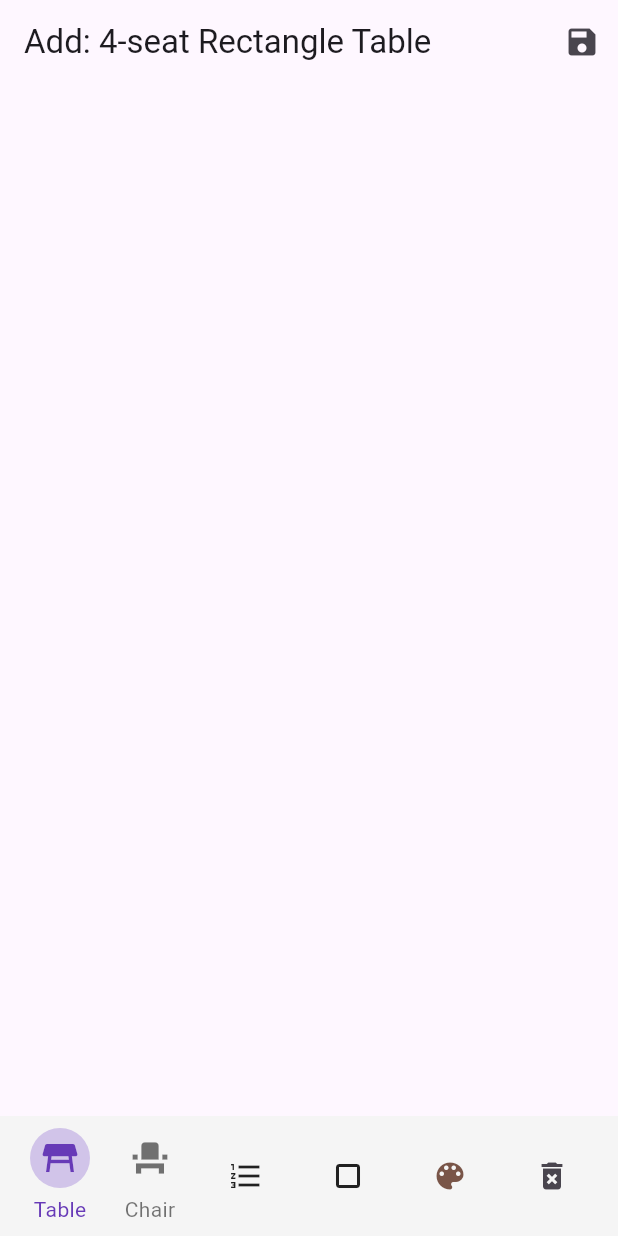
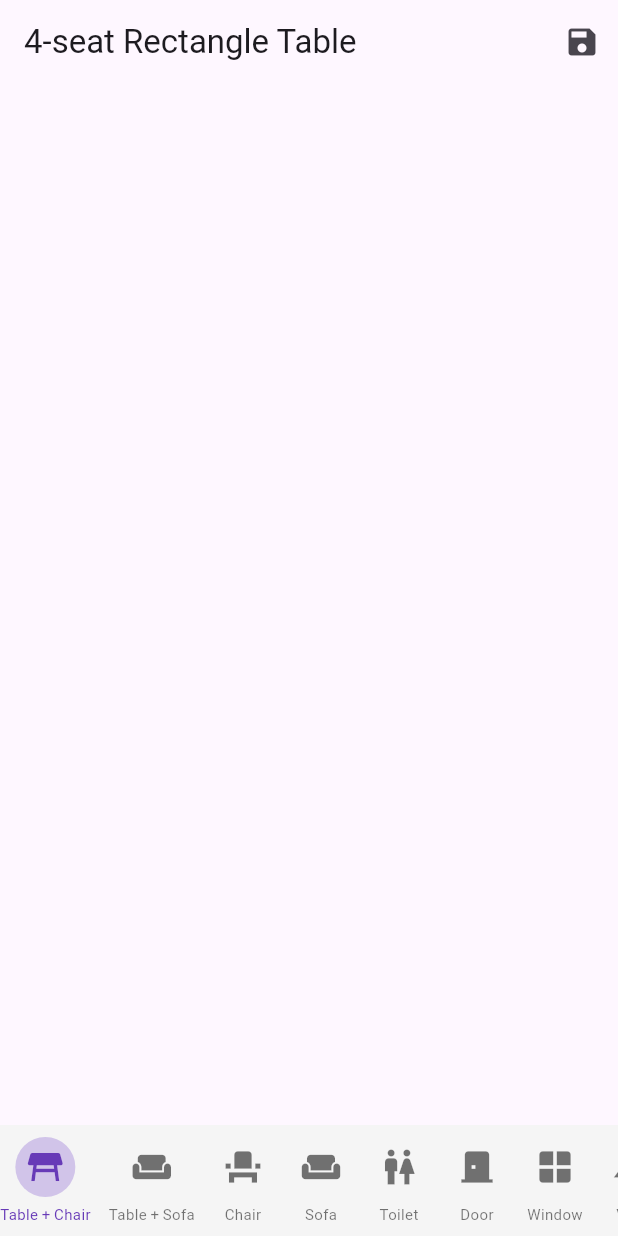
Before and after one commit to Mutei/autocad, a Flutter app: the screen it shows after launch, on a phone screen of 412 x 824 dp. Run offline on Flutter 3.47's test engine with Material 3 defaults, Android fonts, the phone set to English and light mode, and no system bars; our stand-ins replace material_design_icons_flutter.

Commit message:
third commit

```diff
--- a/lib/models/furniture_spot.dart
+++ b/lib/models/furniture_spot.dart
@@ -2,9 +2,17 @@
 
 import 'package:flutter/material.dart';
 
-enum FurnitureType { table, chair }
+/// What kind of spot this is.
+enum FurnitureType { table, seat, toilet, decoration }
 
+/// Shapes only for tables.
 enum TableShape { rectangle, square, circle }
+
+/// Chair vs. sofa styling.
+enum SeatType { chair, sofa }
+
+/// Decoration variants.
+enum DecorationType { door, window, view }
 
 class FurnitureSpot {
   final String id;
@@ -12,10 +20,24 @@ class FurnitureSpot {
   double y;
   double w; // normalized width
   double h; // normalized height
+
+  /// table, seat, toilet, or decoration
   FurnitureType type;
+
+  /// only for tables
   int capacity;
+
+  /// only for tables
   TableShape shape;
-  Color color; // <-- new
+
+  /// for seats and seats around tables
+  SeatType seatType;
+
+  /// only when type == decoration
+  DecorationType? decorationType;
+
+  /// tint/color
+  Color color;
 
   FurnitureSpot({
     required this.id,
@@ -26,6 +48,8 @@ class FurnitureSpot {
     required this.type,
     this.capacity = 1,
     this.shape = TableShape.rectangle,
-    this.color = const Color(0xFFB8860B), // default
+    this.seatType = SeatType.chair,
+    this.decorationType,
+    this.color = const Color(0xFFB8860B),
   });
 }
--- a/lib/screens/seat_map_builder_screen.dart
+++ b/lib/screens/seat_map_builder_screen.dart
@@ -18,6 +18,8 @@ class _SeatMapBuilderScreenState extends State<SeatMapBuilderScreen> {
   final uuid = const Uuid();
 
   FurnitureType _selectedType = FurnitureType.table;
+  SeatType _selectedSeatType = SeatType.chair;
+  DecorationType _selectedDecorationType = DecorationType.door;
   int _defaultCapacity = 4;
   TableShape _selectedShape = TableShape.rectangle;
   Color _selectedColor = Colors.brown;
@@ -34,7 +36,8 @@ class _SeatMapBuilderScreenState extends State<SeatMapBuilderScreen> {
     final y = (pos.dy / canvas.height).clamp(0.0, 1.0);
 
     double w, h;
-    if (_selectedType == FurnitureType.table) {
+    switch (_selectedType) {
+      case FurnitureType.table:
         final base = _tableSizes[_defaultCapacity]!;
         switch (_selectedShape) {
           case TableShape.square:
@@ -48,8 +51,32 @@ class _SeatMapBuilderScreenState extends State<SeatMapBuilderScreen> {
             w = base.width;
             h = base.height;
         }
-    } else {
-      w = h = 0.05;
+        break;
+
+      case FurnitureType.seat:
+        w = h = 0.1;
+        break;
+
+      case FurnitureType.toilet:
+        w = h = 0.08;
+        break;
+
+      case FurnitureType.decoration:
+        switch (_selectedDecorationType) {
+          case DecorationType.door:
+            w = 0.1;
+            h = 0.2;
+            break;
+          case DecorationType.window:
+            w = 0.15;
+            h = 0.1;
+            break;
+          case DecorationType.view:
+            w = 0.2;
+            h = 0.12;
+            break;
+        }
+        break;
     }
 
     _spots.add(FurnitureSpot(
@@ -63,6 +90,10 @@ class _SeatMapBuilderScreenState extends State<SeatMapBuilderScreen> {
       shape: _selectedType == FurnitureType.table
           ? _selectedShape
           : TableShape.rectangle,
+      seatType: _selectedSeatType,
+      decorationType: _selectedType == FurnitureType.decoration
+          ? _selectedDecorationType
+          : null,
       color: _selectedColor,
     ));
 
@@ -105,6 +136,8 @@ class _SeatMapBuilderScreenState extends State<SeatMapBuilderScreen> {
               'type': s.type.name,
               'shape': s.shape.name,
               'capacity': s.capacity,
+              'seatStyle': s.seatType.name,
+              'decoration': s.decorationType?.name,
               'x': s.x,
               'y': s.y,
               'w': s.w,
@@ -122,7 +155,15 @@ class _SeatMapBuilderScreenState extends State<SeatMapBuilderScreen> {
     return Scaffold(
       appBar: AppBar(
         title: Text(
-          'Add: ${_selectedType == FurnitureType.table ? '${_defaultCapacity}-seat ${_selectedShape.name.capitalize()} Table' : 'Chair'}',
+          switch (_selectedType) {
+            FurnitureType.table => '${_defaultCapacity}-seat '
+                '${_selectedShape.name.capitalize()} Table',
+            FurnitureType.seat =>
+              _selectedSeatType == SeatType.chair ? 'Chair' : 'Sofa',
+            FurnitureType.toilet => 'Toilet',
+            FurnitureType.decoration =>
+              _selectedDecorationType.name.capitalize(),
+          },
         ),
         actions: [
           IconButton(
@@ -135,30 +176,24 @@ class _SeatMapBuilderScreenState extends State<SeatMapBuilderScreen> {
       body: Column(
         children: [
           Expanded(
-            child: LayoutBuilder(
-              builder: (ctx, box) {
+            child: LayoutBuilder(builder: (ctx, box) {
               final canvas = Size(box.maxWidth, box.maxHeight);
               return GestureDetector(
                 behavior: HitTestBehavior.opaque,
                 onTapDown: (d) {
-                    final tapPos = d.localPosition;
-
-                    // don’t add if tapping an existing spot
-                    bool hitExisting = _spots.any((spot) {
+                  final pos = d.localPosition;
+                  final hit = _spots.any((s) {
                     final center = Offset(
-                        spot.x * canvas.width,
-                        spot.y * canvas.height,
+                      s.x * canvas.width,
+                      s.y * canvas.height,
                     );
-                      final halfW = spot.w * canvas.width / 2;
-                      final halfH = spot.h * canvas.height / 2;
-                      final rect = Rect.fromCenter(
-                          center: center, width: halfW * 2, height: halfH * 2);
-                      return rect.contains(tapPos);
+                    final halfW = s.w * canvas.width / 2;
+                    final halfH = s.h * canvas.height / 2;
+                    return Rect.fromCenter(
+                            center: center, width: halfW * 2, height: halfH * 2)
+                        .contains(pos);
                   });
-
-                    if (!hitExisting) {
-                      _addSpot(tapPos, canvas);
-                    }
+                  if (!hit) _addSpot(pos, canvas);
                 },
                 child: Stack(
                   children: _spots.map((spot) {
@@ -166,22 +201,24 @@ class _SeatMapBuilderScreenState extends State<SeatMapBuilderScreen> {
                       spot: spot,
                       canvasSize: canvas,
                       onUpdate: () => setState(() {}),
-                        onDelete: () {
-                          setState(() => _spots.remove(spot));
-                        },
+                      onDelete: () => setState(() => _spots.remove(spot)),
                     );
                   }).toList(),
                 ),
               );
-              },
-            ),
+            }),
           ),
           ToolBar(
             selectedType: _selectedType,
+            selectedSeatType: _selectedSeatType,
+            selectedDecorationType: _selectedDecorationType,
             selectedCapacity: _defaultCapacity,
             selectedShape: _selectedShape,
             selectedColor: _selectedColor,
             onTypeSelected: (t) => setState(() => _selectedType = t),
+            onSeatTypeSelected: (st) => setState(() => _selectedSeatType = st),
+            onDecorationTypeSelected: (dt) =>
+                setState(() => _selectedDecorationType = dt),
             onCapacitySelected: (c) => setState(() => _defaultCapacity = c),
             onShapeSelected: (s) => setState(() => _selectedShape = s),
             onDefaultColorPick: _pickDefaultColor,
--- a/lib/widgets/tool_bar.dart
+++ b/lib/widgets/tool_bar.dart
@@ -5,10 +5,15 @@ import '../models/furniture_spot.dart';
 
 class ToolBar extends StatelessWidget {
   final FurnitureType selectedType;
+  final SeatType selectedSeatType;
+  final DecorationType selectedDecorationType;
   final int selectedCapacity;
   final TableShape selectedShape;
   final Color selectedColor;
+
   final ValueChanged<FurnitureType> onTypeSelected;
+  final ValueChanged<SeatType> onSeatTypeSelected;
+  final ValueChanged<DecorationType> onDecorationTypeSelected;
   final ValueChanged<int> onCapacitySelected;
   final ValueChanged<TableShape> onShapeSelected;
   final VoidCallback onDefaultColorPick;
@@ -17,10 +22,14 @@ class ToolBar extends StatelessWidget {
   const ToolBar({
     super.key,
     required this.selectedType,
+    required this.selectedSeatType,
+    required this.selectedDecorationType,
     required this.selectedCapacity,
     required this.selectedShape,
     required this.selectedColor,
     required this.onTypeSelected,
+    required this.onSeatTypeSelected,
+    required this.onDecorationTypeSelected,
     required this.onCapacitySelected,
     required this.onShapeSelected,
     required this.onDefaultColorPick,
@@ -32,22 +41,107 @@ class ToolBar extends StatelessWidget {
     return Container(
       color: Colors.grey[100],
       padding: const EdgeInsets.symmetric(vertical: 8),
-      child: Row(
-        mainAxisAlignment: MainAxisAlignment.spaceEvenly,
-        children: [
+      child: SingleChildScrollView(
+        scrollDirection: Axis.horizontal,
+        child: Row(children: [
+          // Table + Chair
           _toolButton(
             icon: Icons.table_restaurant,
-            label: 'Table',
-            isSelected: selectedType == FurnitureType.table,
-            onTap: () => onTypeSelected(FurnitureType.table),
+            label: 'Table + Chair',
+            isSelected: selectedType == FurnitureType.table &&
+                selectedSeatType == SeatType.chair,
+            onTap: () {
+              onTypeSelected(FurnitureType.table);
+              onSeatTypeSelected(SeatType.chair);
+            },
           ),
+          const SizedBox(width: 12),
+
+          // Table + Sofa
+          _toolButton(
+            icon: Icons.weekend,
+            label: 'Table + Sofa',
+            isSelected: selectedType == FurnitureType.table &&
+                selectedSeatType == SeatType.sofa,
+            onTap: () {
+              onTypeSelected(FurnitureType.table);
+              onSeatTypeSelected(SeatType.sofa);
+            },
+          ),
+          const SizedBox(width: 12),
+
+          // Standalone Chair
           _toolButton(
             icon: Icons.event_seat,
             label: 'Chair',
-            isSelected: selectedType == FurnitureType.chair,
-            onTap: () => onTypeSelected(FurnitureType.chair),
+            isSelected: selectedType == FurnitureType.seat &&
+                selectedSeatType == SeatType.chair,
+            onTap: () {
+              onTypeSelected(FurnitureType.seat);
+              onSeatTypeSelected(SeatType.chair);
+            },
           ),
+          const SizedBox(width: 12),
+
+          // Standalone Sofa
+          _toolButton(
+            icon: Icons.weekend,
+            label: 'Sofa',
+            isSelected: selectedType == FurnitureType.seat &&
+                selectedSeatType == SeatType.sofa,
+            onTap: () {
+              onTypeSelected(FurnitureType.seat);
+              onSeatTypeSelected(SeatType.sofa);
+            },
+          ),
+          const SizedBox(width: 12),
+
+          // Toilet
+          _toolButton(
+            icon: Icons.wc_outlined,
+            label: 'Toilet',
+            isSelected: selectedType == FurnitureType.toilet,
+            onTap: () => onTypeSelected(FurnitureType.toilet),
+          ),
+          const SizedBox(width: 12),
+
+          // Decorations: Door, Window, View
+          _toolButton(
+            icon: Icons.door_back_door,
+            label: 'Door',
+            isSelected: selectedType == FurnitureType.decoration &&
+                selectedDecorationType == DecorationType.door,
+            onTap: () {
+              onTypeSelected(FurnitureType.decoration);
+              onDecorationTypeSelected(DecorationType.door);
+            },
+          ),
+          const SizedBox(width: 12),
+          _toolButton(
+            icon: Icons.window,
+            label: 'Window',
+            isSelected: selectedType == FurnitureType.decoration &&
+                selectedDecorationType == DecorationType.window,
+            onTap: () {
+              onTypeSelected(FurnitureType.decoration);
+              onDecorationTypeSelected(DecorationType.window);
+            },
+          ),
+          const SizedBox(width: 12),
+          _toolButton(
+            icon: Icons.landscape,
+            label: 'View',
+            isSelected: selectedType == FurnitureType.decoration &&
+                selectedDecorationType == DecorationType.view,
+            onTap: () {
+              onTypeSelected(FurnitureType.decoration);
+              onDecorationTypeSelected(DecorationType.view);
+            },
+          ),
+
+          // Only for tables
           if (selectedType == FurnitureType.table) ...[
+            const SizedBox(width: 12),
             PopupMenuButton<int>(
               icon: const Icon(Icons.format_list_numbered),
               tooltip: 'Seats',
@@ -56,6 +150,7 @@ class ToolBar extends StatelessWidget {
                   .map((c) => PopupMenuItem(value: c, child: Text('$c')))
                   .toList(),
             ),
+            const SizedBox(width: 12),
             PopupMenuButton<TableShape>(
               icon: const Icon(Icons.crop_square),
               tooltip: 'Shape',
@@ -86,17 +181,20 @@ class ToolBar extends StatelessWidget {
               }).toList(),
             ),
           ],
+
+          const SizedBox(width: 12),
           IconButton(
             icon: Icon(Icons.color_lens, color: selectedColor),
             tooltip: 'Default Color',
             onPressed: onDefaultColorPick,
           ),
+          const SizedBox(width: 12),
           IconButton(
             icon: const Icon(Icons.delete_forever),
             tooltip: 'Clear All',
             onPressed: onClear,
           ),
-        ],
+        ]),
       ),
     );
   }
@@ -119,14 +217,20 @@ class ToolBar extends StatelessWidget {
               shape: BoxShape.circle,
             ),
             padding: const EdgeInsets.all(6),
-            child: Icon(icon,
-                size: 28,
-                color: isSelected ? Colors.deepPurple : Colors.black54),
+            child: Icon(
+              icon,
+              size: 28,
+              color: isSelected ? Colors.deepPurple : Colors.black54,
+            ),
           ),
           const SizedBox(height: 4),
-          Text(label,
-              style: TextStyle(
-                  color: isSelected ? Colors.deepPurple : Colors.black54)),
+          Text(
+            label,
+            style: TextStyle(
+              color: isSelected ? Colors.deepPurple : Colors.black54,
+              fontSize: 10,
+            ),
+          ),
         ],
       ),
     );
--- a/pubspec.yaml
+++ b/pubspec.yaml
@@ -36,6 +36,7 @@ dependencies:
   # Use with the CupertinoIcons class for iOS style icons.
   cupertino_icons: ^1.0.6
   uuid: ^4.5.1
+  material_design_icons_flutter: ^7.0.7296
 
 dev_dependencies:
   flutter_test:
```
Also changed, not shown: lib/widgets/spot_widget.dart (+133 -88 lines), pubspec.lock. Lines whose indentation alone changed are shown as unchanged.
